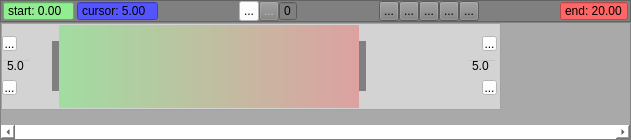
Old version of the form animtimeline.ui in the repository hiergaut/AnimTimeline.
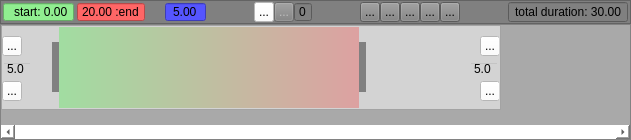
New version of the form. Icons and pictures are not drawn. Custom widgets are drawn as their Qt base class.

Commit message: add duration spin box

```diff
--- a/animtimeline.ui
+++ b/animtimeline.ui
@@ -108,13 +108,16 @@
         </property>
         <property name="maximumSize">
          <size>
-          <width>75</width>
+          <width>80</width>
           <height>20</height>
          </size>
         </property>
         <property name="styleSheet">
          <string notr="true">background-color: lightgreen</string>
         </property>
+        <property name="alignment">
+         <set>Qt::AlignRight|Qt::AlignTrailing|Qt::AlignVCenter</set>
+        </property>
         <property name="buttonSymbols">
          <enum>QAbstractSpinBox::NoButtons</enum>
         </property>
@@ -142,6 +145,59 @@
         </property>
        </spacer>
       </item>
+      <item>
+       <widget class="QDoubleSpinBox" name="doubleSpinBox_end">
+        <property name="sizePolicy">
+         <sizepolicy hsizetype="Fixed" vsizetype="Fixed">
+          <horstretch>0</horstretch>
+          <verstretch>0</verstretch>
+         </sizepolicy>
+        </property>
+        <property name="minimumSize">
+         <size>
+          <width>61</width>
+          <height>0</height>
+         </size>
+        </property>
+        <property name="maximumSize">
+         <size>
+          <width>80</width>
+          <height>20</height>
+         </size>
+        </property>
+        <property name="styleSheet">
+         <string notr="true">background-color: #ff6666</string>
+        </property>
+        <property name="buttonSymbols">
+         <enum>QAbstractSpinBox::NoButtons</enum>
+        </property>
+        <property name="prefix">
+         <string/>
+        </property>
+        <property name="suffix">
+         <string> :end</string>
+        </property>
+        <property name="value">
+         <double>20.000000000000000</double>
+        </property>
+       </widget>
+      </item>
+      <item>
+       <spacer name="horizontalSpacer_6">
+        <property name="orientation">
+         <enum>Qt::Horizontal</enum>
+        </property>
+        <property name="sizeType">
+         <enum>QSizePolicy::Minimum</enum>
+        </property>
+        <property name="sizeHint" stdset="0">
+         <size>
+          <width>20</width>
+          <height>20</height>
+         </size>
+        </property>
+       </spacer>
+      </item>
       <item>
        <widget class="QDoubleSpinBox" name="doubleSpinBox_cursor">
         <property name="sizePolicy">
@@ -162,17 +218,23 @@
           <height>20</height>
          </size>
         </property>
+        <property name="layoutDirection">
+         <enum>Qt::LeftToRight</enum>
+        </property>
         <property name="styleSheet">
          <string notr="true">background-color: #5555ff</string>
         </property>
         <property name="wrapping">
          <bool>false</bool>
         </property>
+        <property name="alignment">
+         <set>Qt::AlignCenter</set>
+        </property>
         <property name="buttonSymbols">
          <enum>QAbstractSpinBox::NoButtons</enum>
         </property>
         <property name="prefix">
-         <string>cursor: </string>
+         <string/>
         </property>
         <property name="decimals">
          <number>2</number>
@@ -401,36 +463,30 @@
        </spacer>
       </item>
       <item>
-       <widget class="QDoubleSpinBox" name="doubleSpinBox_end">
+       <widget class="QDoubleSpinBox" name="doubleSpinBox_maxDuration">
         <property name="sizePolicy">
-         <sizepolicy hsizetype="Fixed" vsizetype="Fixed">
+         <sizepolicy hsizetype="Minimum" vsizetype="Fixed">
           <horstretch>0</horstretch>
           <verstretch>0</verstretch>
          </sizepolicy>
         </property>
         <property name="minimumSize">
          <size>
-          <width>61</width>
+          <width>120</width>
           <height>0</height>
          </size>
         </property>
-        <property name="maximumSize">
-         <size>
-          <width>70</width>
-          <height>20</height>
-         </size>
-        </property>
-        <property name="styleSheet">
-         <string notr="true">background-color: #ff6666</string>
+        <property name="alignment">
+         <set>Qt::AlignRight|Qt::AlignTrailing|Qt::AlignVCenter</set>
         </property>
         <property name="buttonSymbols">
          <enum>QAbstractSpinBox::NoButtons</enum>
         </property>
         <property name="prefix">
-         <string>end: </string>
+         <string>total duration: </string>
         </property>
         <property name="value">
-         <double>20.000000000000000</double>
+         <double>30.000000000000000</double>
         </property>
        </widget>
       </item>
@@ -597,15 +653,15 @@
              <property name="geometry">
               <rect>
                <x>0</x>
-               <y>11</y>
-               <width>15</width>
-               <height>15</height>
+               <y>9</y>
+               <width>20</width>
+               <height>20</height>
               </rect>
              </property>
              <property name="maximumSize">
               <size>
-               <width>15</width>
-               <height>15</height>
+               <width>20</width>
+               <height>20</height>
               </size>
              </property>
              <property name="styleSheet">
@@ -618,12 +674,18 @@
               <iconset resource="timeline.qrc">
                <normaloff>:/images/plus.png</normaloff>:/images/plus.png</iconset>
              </property>
+             <property name="iconSize">
+              <size>
+               <width>20</width>
+               <height>20</height>
+              </size>
+             </property>
             </widget>
             <widget class="QDoubleSpinBox" name="doubleSpinBox_startInc">
              <property name="geometry">
               <rect>
                <x>0</x>
-               <y>33</y>
+               <y>34</y>
                <width>30</width>
                <height>15</height>
               </rect>
@@ -668,15 +730,15 @@
              <property name="geometry">
               <rect>
                <x>0</x>
-               <y>55</y>
-               <width>15</width>
-               <height>15</height>
+               <y>54</y>
+               <width>20</width>
+               <height>20</height>
               </rect>
              </property>
              <property name="maximumSize">
               <size>
-               <width>15</width>
-               <height>15</height>
+               <width>20</width>
+               <height>20</height>
               </size>
              </property>
              <property name="styleSheet">
@@ -689,6 +751,12 @@
               <iconset resource="timeline.qrc">
                <normaloff>:/images/less.png</normaloff>:/images/less.png</iconset>
              </property>
+             <property name="iconSize">
+              <size>
+               <width>20</width>
+               <height>20</height>
+              </size>
+             </property>
             </widget>
            </widget>
           </item>
@@ -820,16 +888,16 @@
             <widget class="QToolButton" name="toolButton_plusEnd">
              <property name="geometry">
               <rect>
-               <x>33</x>
-               <y>11</y>
-               <width>15</width>
-               <height>15</height>
+               <x>31</x>
+               <y>9</y>
+               <width>20</width>
+               <height>20</height>
               </rect>
              </property>
              <property name="maximumSize">
               <size>
-               <width>15</width>
-               <height>15</height>
+               <width>20</width>
+               <height>20</height>
               </size>
              </property>
              <property name="styleSheet">
@@ -842,12 +910,18 @@
               <iconset resource="timeline.qrc">
                <normaloff>:/images/plus.png</normaloff>:/images/plus.png</iconset>
              </property>
+             <property name="iconSize">
+              <size>
+               <width>20</width>
+               <height>20</height>
+              </size>
+             </property>
             </widget>
             <widget class="QDoubleSpinBox" name="doubleSpinBox_endInc">
              <property name="geometry">
               <rect>
-               <x>18</x>
-               <y>33</y>
+               <x>20</x>
+               <y>34</y>
                <width>30</width>
                <height>15</height>
               </rect>
@@ -891,16 +965,16 @@
             <widget class="QToolButton" name="toolButton_lessEnd">
              <property name="geometry">
               <rect>
-               <x>33</x>
-               <y>55</y>
-               <width>15</width>
-               <height>15</height>
+               <x>31</x>
+               <y>54</y>
+               <width>20</width>
+               <height>20</height>
               </rect>
              </property>
              <property name="maximumSize">
               <size>
-               <width>15</width>
-               <height>15</height>
+               <width>20</width>
+               <height>20</height>
               </size>
              </property>
              <property name="styleSheet">
@@ -913,6 +987,12 @@
               <iconset resource="timeline.qrc">
                <normaloff>:/images/less.png</normaloff>:/images/less.png</iconset>
              </property>
+             <property name="iconSize">
+              <size>
+               <width>20</width>
+               <height>20</height>
+              </size>
+             </property>
             </widget>
            </widget>
           </item>
```
Left out of the diff: 39 changed lines with no effect on the pictures. The commit also changes 4 other files.
